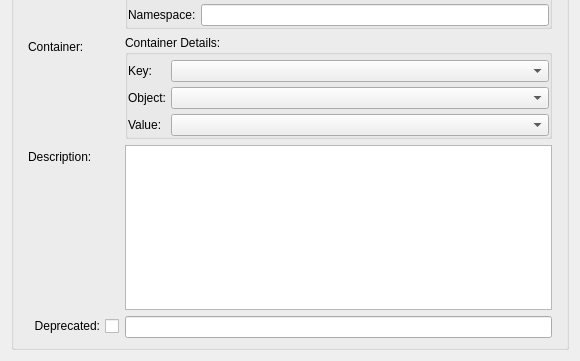
Qt form sources/lusan/view/si/ui/SIDataTypeDetails.ui (aregtech/areg-sdk-tools) before a commit; both pictures show x 0 to 580 and y 239 to 600 of the 580 by 600 pixel window.
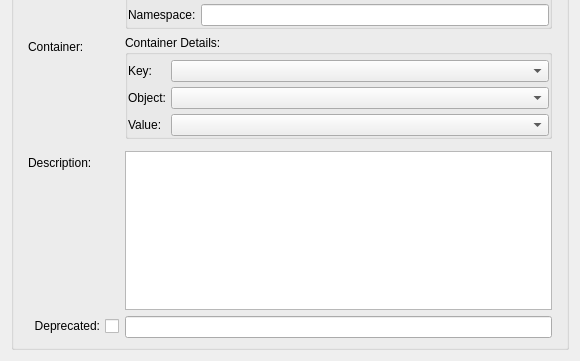
The same form after that commit.

Commit message: experimenting with data type model.

```diff
--- a/sources/lusan/view/si/ui/SIDataTypeDetails.ui
+++ b/sources/lusan/view/si/ui/SIDataTypeDetails.ui
@@ -194,14 +194,14 @@
           </layout>
          </widget>
         </item>
-        <item row="5" column="0">
+        <item row="6" column="0">
          <widget class="QLabel" name="label_7">
           <property name="text">
            <string>Description:</string>
           </property>
          </widget>
         </item>
-        <item row="5" column="1">
+        <item row="6" column="1">
          <widget class="QPlainTextEdit" name="textDescribe">
           <property name="sizePolicy">
            <sizepolicy hsizetype="Expanding" vsizetype="Expanding">
@@ -226,7 +226,7 @@
           </property>
          </widget>
         </item>
-        <item row="6" column="0">
+        <item row="7" column="0">
          <widget class="QCheckBox" name="checkDeprecated">
           <property name="sizePolicy">
            <sizepolicy hsizetype="Expanding" vsizetype="Fixed">
@@ -242,7 +242,7 @@
           </property>
          </widget>
         </item>
-        <item row="6" column="1">
+        <item row="7" column="1">
          <widget class="QLineEdit" name="editDeprecated">
           <property name="sizePolicy">
            <sizepolicy hsizetype="Expanding" vsizetype="Fixed">
@@ -390,6 +390,32 @@
           </layout>
          </widget>
         </item>
+        <item row="5" column="0">
+         <spacer name="verticalSpacer1">
+          <property name="orientation">
+           <enum>Qt::Orientation::Vertical</enum>
+          </property>
+          <property name="sizeHint" stdset="0">
+           <size>
+            <width>20</width>
+            <height>1</height>
+           </size>
+          </property>
+         </spacer>
+        </item>
+        <item row="5" column="1">
+         <spacer name="verticalSpacer2">
+          <property name="orientation">
+           <enum>Qt::Orientation::Vertical</enum>
+          </property>
+          <property name="sizeHint" stdset="0">
+           <size>
+            <width>20</width>
+            <height>1</height>
+           </size>
+          </property>
+         </spacer>
+        </item>
        </layout>
       </item>
      </layout>
```
The commit also changes 18 other files.
